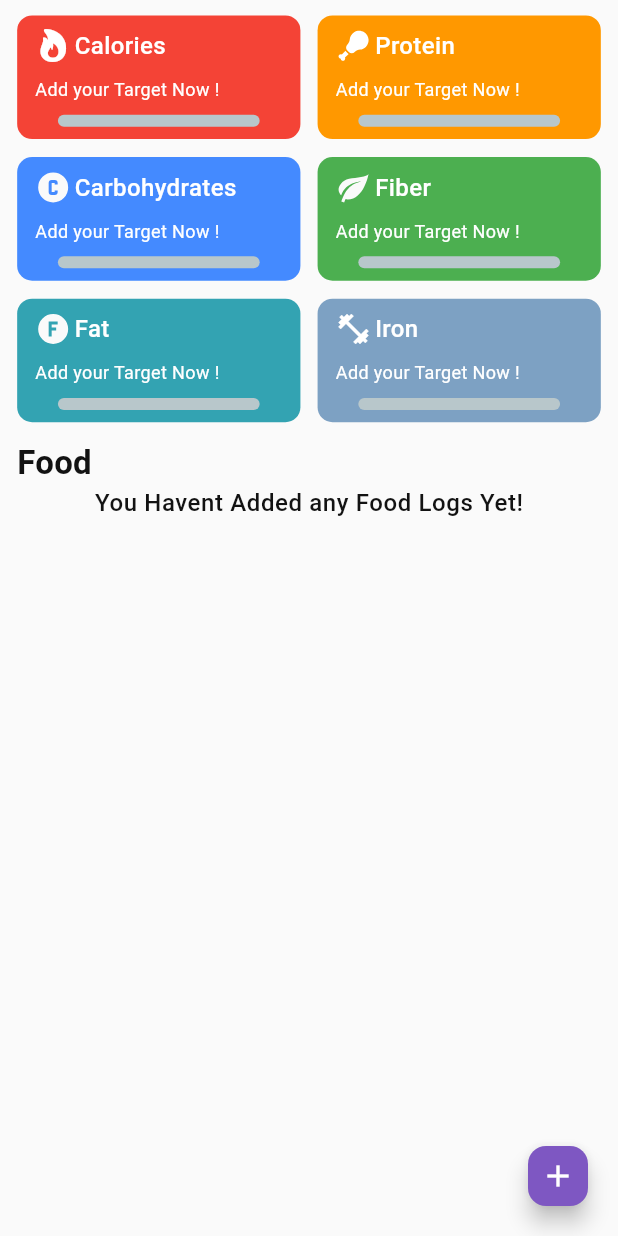
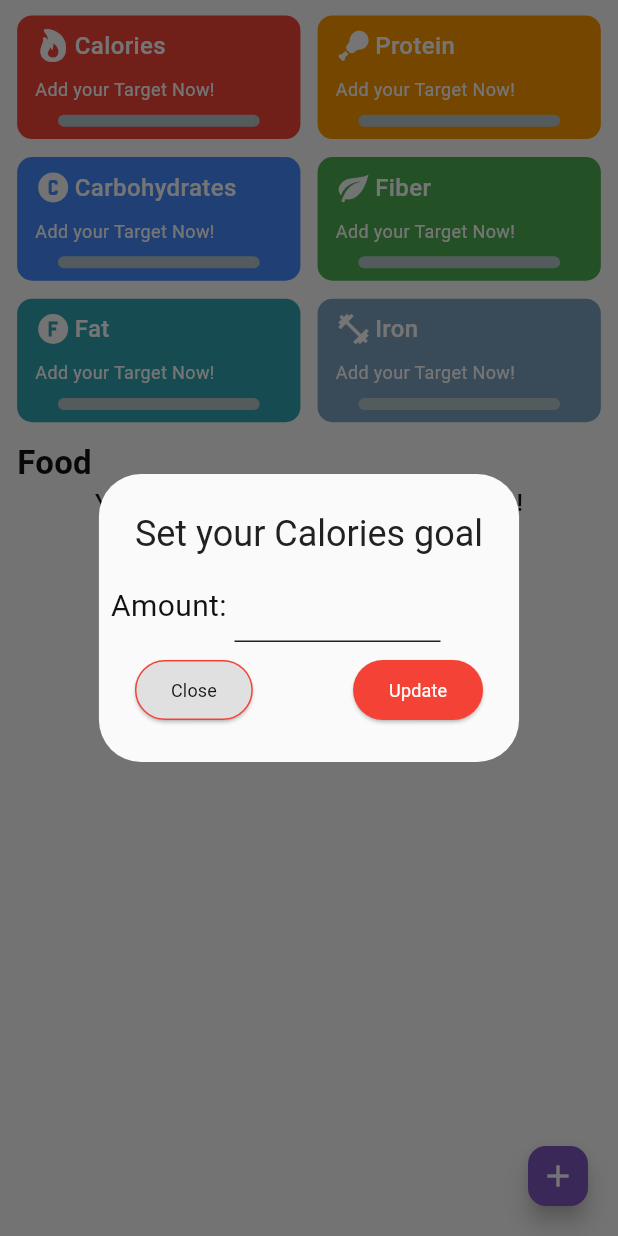
Before and after one commit to AliRaouf/TrackMe-Updated, a Flutter app: the NutritionView screen opened directly, after a tap on "Calories", on a phone screen of 412 x 824 dp. Run offline on Flutter 3.47's test engine with Material 3 defaults, Android fonts, the phone set to English and light mode, and no system bars; drawn by our look-alikes of percent_indicator; our stand-ins replace anim_search_bar, bloc, dartz, dio, equatable, flutter_bloc and 7 more; accounts and stored records are empty.

Commit message:
fixed target nutrition

```diff
--- a/lib/core/styles.dart
+++ b/lib/core/styles.dart
@@ -50,4 +50,6 @@ abstract class TextStyles {
       fontSize: 12,
       color: const Color(0xff121212),
       fontWeight: FontWeight.w400);
+  static final cta18 = GoogleFonts.roboto(
+      fontSize: 18, color: Colors.red, fontWeight: FontWeight.w600);
 }
--- a/lib/core/utils/nutrition_utils.dart
+++ b/lib/core/utils/nutrition_utils.dart
@@ -1,9 +1,11 @@
 class NutritionUtils {
   static String remainingString(int number, int targetnumber) {
-    if (number == 0) {
-      return "Add your Target Now !";
+    if (targetnumber == 0) {
+      return "Add your Target Now!";
+    } else if (number == 0) {
+      return "$targetnumber Remaining";
     } else if (targetnumber - number <= 0) {
-      return "Congrats You Finished it !";
+      return "Congrats You Finished it!";
     } else {
       return "${targetnumber - number} Remaining";
     }
--- a/lib/features/home/presentation/views/widgets/main_feature_button_grid.dart
+++ b/lib/features/home/presentation/views/widgets/main_feature_button_grid.dart
@@ -67,7 +67,7 @@ class _MainFeatureButtonGridState extends State<MainFeatureButtonGrid> {
                   image: "assets/images/exercise.svg",
                 ),
                 MainFeatureButton(
-                  onTap: () async {
+                  onTap: () {
                     if (state is WorkoutPlanSuccess) {
                       if (state.plans.isEmpty) {
                         context.push('/workout');
--- a/lib/features/nutrition/data/helper/nutrition_helper.dart
+++ b/lib/features/nutrition/data/helper/nutrition_helper.dart
@@ -10,13 +10,13 @@ class NutritionHelper {
     return result.map((map) => TargetNutritionModel.fromMap(map)).toList();
   }
 
-  Future<int> updateTargetNutrition(TargetNutritionModel model) async {
+  Future<int> updateSingleValue(int id, String columnName, int newValue) async {
     final db = await DatabaseHelper.instance.database;
     return await db.update(
       'target_nutrition',
-      model.toMap(),
+      {columnName: newValue},
       where: 'id = ?',
-      whereArgs: [model.id],
+      whereArgs: [id],
     );
   }
 }
--- a/lib/features/nutrition/data/models/target_nutrition_model.dart
+++ b/lib/features/nutrition/data/models/target_nutrition_model.dart
@@ -1,7 +1,13 @@
 class TargetNutritionModel {
   final int? id, calories, carbohydrates, fat, protein, fiber, iron;
-  TargetNutritionModel(this.fiber, this.iron,
-      {this.id, this.calories, this.carbohydrates, this.fat, this.protein});
+  TargetNutritionModel(
+      {this.id,
+      this.fiber,
+      this.iron,
+      this.calories,
+      this.carbohydrates,
+      this.fat,
+      this.protein});
   Map<String, dynamic> toMap() {
     return {
       'id': id,
--- a/lib/features/nutrition/data/repo/target_nutrition_repo.dart
+++ b/lib/features/nutrition/data/repo/target_nutrition_repo.dart
@@ -9,7 +9,7 @@ class TargetNutritionRepo {
     return nutritionHelper.getTargetNutrition();
   }
 
-  Future<int> updateTargetNutrition(TargetNutritionModel targetNutrition) {
-    return nutritionHelper.updateTargetNutrition(targetNutrition);
+  Future<int> updateTargetNutrition(int id, String columnName, int newValue) {
+    return nutritionHelper.updateSingleValue(id, columnName, newValue);
   }
 }
--- a/lib/features/nutrition/presentation/bloc/target_nutrition/target_nutrition_cubit.dart
+++ b/lib/features/nutrition/presentation/bloc/target_nutrition/target_nutrition_cubit.dart
@@ -21,10 +21,10 @@ class TargetNutritionCubit extends Cubit<TargetNutritionState> {
   }
 
   Future<void> updateTargetNutrition(
-      TargetNutritionModel targetNutritionModel) async {
+      int id, String columnName, int newValue) async {
     emit(TargetNutritionLoading());
     try {
-      await targetNutritionRepo.updateTargetNutrition(targetNutritionModel);
+      await targetNutritionRepo.updateTargetNutrition(id, columnName, newValue);
       final targetNutrition = await targetNutritionRepo.getTargetNutrition();
       emit(TargetNutritionSuccess(targetNutrition));
     } catch (e) {
--- a/lib/features/nutrition/presentation/views/add_food_log_view.dart
+++ b/lib/features/nutrition/presentation/views/add_food_log_view.dart
@@ -15,7 +15,6 @@ class AddFoodLogView extends StatelessWidget {
         if (state is FoodLogSuccess) {
           Navigator.pop(context);
         } else if (state is FoodLogError) {
-          print(state.errMessage);
           ScaffoldMessenger.of(context).showSnackBar(
             SnackBar(
               content: Text(state.errMessage),
--- a/lib/features/nutrition/presentation/views/nutrition_view.dart
+++ b/lib/features/nutrition/presentation/views/nutrition_view.dart
@@ -11,7 +11,7 @@ class NutritionView extends StatelessWidget {
   Widget build(BuildContext context) {
     return Scaffold(
       floatingActionButton: FloatingActionButton.small(
-          child: Icon(Icons.add),
+          child: const Icon(Icons.add),
           onPressed: () {
             pushScreenWithoutNavBar(context, const AddFoodLogView());
           }),
--- a/lib/features/nutrition/presentation/views/widgets/nutrition_container.dart
+++ b/lib/features/nutrition/presentation/views/widgets/nutrition_container.dart
@@ -1,7 +1,9 @@
 import 'package:flutter/material.dart';
+import 'package:flutter_bloc/flutter_bloc.dart';
 import 'package:flutter_screenutil/flutter_screenutil.dart';
 import 'package:percent_indicator/linear_percent_indicator.dart';
 import 'package:track_me_updated/core/styles.dart';
+import 'package:track_me_updated/features/nutrition/presentation/bloc/target_nutrition/target_nutrition_cubit.dart';
 
 class NutritionContainer extends StatelessWidget {
   const NutritionContainer(
@@ -23,76 +25,92 @@ class NutritionContainer extends StatelessWidget {
     return GestureDetector(
       onTap: () {
         {
-          // showDialog(
-          //     context: context,
-          //     builder: (context) {
-          //       return AlertDialog(
-          //         title: Text(
-          //           "Set your $text goal",
-          //         ),
-          //         content: SingleChildScrollView(
-          //           child: Column(
-          //             crossAxisAlignment: CrossAxisAlignment.start,
-          //             children: [
-          //               Padding(
-          //                 padding: const EdgeInsets.all(8.0),
-          //                 child: Column(
-          //                   children: [
-          //                     Row(
-          //                       mainAxisAlignment: MainAxisAlignment.start,
-          //                       children: [
-          //                         const Text("Amount: "),
-          //                         TextField(
-          //                           keyboardType:
-          //                               const TextInputType.numberWithOptions(
-          //                                   decimal: false),
-          //                           controller: nutritionController,
-          //                           decoration: InputDecoration(
-          //                               constraints: BoxConstraints(
-          //                                   maxWidth: screenWidth * 0.4,
-          //                                   maxHeight: screenHeight * 0.04)),
-          //                         ),
-          //                       ],
-          //                     ),
-          //                   ],
-          //                 ),
-          //               ),
-          //             ],
-          //           ),
-          //         ),
-          //         contentPadding: EdgeInsets.zero,
-          //         actionsAlignment: MainAxisAlignment.spaceBetween,
-          //         actions: [
-          //           ElevatedButton(
-          //               onPressed: () {
-          //                 Navigator.of(context).pop();
-          //               },
-          //               style: ButtonStyle(
-          //                   shape: MaterialStatePropertyAll(
-          //                       RoundedRectangleBorder(
-          //                           borderRadius: BorderRadius.circular(20),
-          //                           side: const BorderSide(color: Colors.red))),
-          //                   backgroundColor:
-          //                       const MaterialStatePropertyAll(Colors.white)),
-          //               child: Text("Close",
-          //                   style: GoogleFonts.itim(color: Colors.red))),
-          //           ElevatedButton(
-          //               onPressed: () async {
-          //                await NutritionCubit.get(context).updateNutritionData(
-          //                     {text: int.parse(nutritionController.text)});
-          //                await NutritionCubit.get(context).receiveNutrition();
-          //                 Navigator.of(context).pop();
-          //               },
-          //               style: const ButtonStyle(
-          //                   backgroundColor:
-          //                       MaterialStatePropertyAll(Colors.red)),
-          //               child: Text(
-          //                 "Update",
-          //                 style: GoogleFonts.itim(color: Colors.white),
-          //               ))
-          //         ],
-          //       );
-          //     });
+          showDialog(
+              context: context,
+              builder: (context) {
+                return AlertDialog(
+                  title: Text(
+                    "Set your $text goal",
+                  ),
+                  content: SingleChildScrollView(
+                    child: Column(
+                      crossAxisAlignment: CrossAxisAlignment.start,
+                      children: [
+                        Padding(
+                          padding: const EdgeInsets.all(8.0),
+                          child: Column(
+                            children: [
+                              Row(
+                                mainAxisAlignment: MainAxisAlignment.start,
+                                children: [
+                                  const Text("Amount: "),
+                                  TextField(
+                                    keyboardType:
+                                        const TextInputType.numberWithOptions(
+                                            decimal: false),
+                                    controller: nutritionController,
+                                    decoration: InputDecoration(
+                                        constraints: BoxConstraints(
+                                            maxWidth: 120.w, maxHeight: 80.h)),
+                                  ),
+                                ],
+                              ),
+                            ],
+                          ),
+                        ),
+                      ],
+                    ),
+                  ),
+                  contentPadding: EdgeInsets.zero,
+                  actionsAlignment: MainAxisAlignment.spaceBetween,
+                  actions: [
+                    ElevatedButton(
+                        onPressed: () {
+                          Navigator.of(context).pop();
+                        },
+                        style: ButtonStyle(
+                            shape: WidgetStatePropertyAll(
+                                RoundedRectangleBorder(
+                                    borderRadius: BorderRadius.circular(20),
+                                    side: const BorderSide(color: Colors.red))),
+                            backgroundColor: WidgetStatePropertyAll(
+                                Theme.of(context).colorScheme.secondary)),
+                        child: Text("Close",
+                            style:
+                                Theme.of(context).brightness == Brightness.dark
+                                    ? TextStyles.body12Dark
+                                    : TextStyles.body12Light)),
+                    BlocBuilder<TargetNutritionCubit, TargetNutritionState>(
+                      builder: (context, state) {
+                        if (state is TargetNutritionSuccess) {
+                          return ElevatedButton(
+                              onPressed: () async {
+                                context
+                                    .read<TargetNutritionCubit>()
+                                    .updateTargetNutrition(
+                                        1,
+                                        text.toLowerCase(),
+                                        int.parse(nutritionController.text))
+                                    .then(
+                                        (value) => Navigator.of(context).pop());
+                              },
+                              style: const ButtonStyle(
+                                  backgroundColor:
+                                      WidgetStatePropertyAll(Colors.red)),
+                              child: Text(
+                                "Update",
+                                style: TextStyles.body12Dark,
+                              ));
+                        } else if (state is TargetNutritionError) {
+                          return const SizedBox.shrink();
+                        } else {
+                          return const CircularProgressIndicator();
+                        }
+                      },
+                    )
+                  ],
+                );
+              });
         }
       },
       child: Container(
--- a/lib/features/nutrition/presentation/views/widgets/nutrition_container_grid.dart
+++ b/lib/features/nutrition/presentation/views/widgets/nutrition_container_grid.dart
@@ -16,6 +16,8 @@ class NutritionContainerGrid extends StatelessWidget {
     return BlocBuilder<TargetNutritionCubit, TargetNutritionState>(
       builder: (context, nutritionState) {
         if (nutritionState is TargetNutritionSuccess) {
+          print(
+              "Target nutrition ${nutritionState.targetNutrition[0].toMap()}");
           return BlocBuilder<FoodLogCubit, FoodLogState>(
             builder: (context, logState) {
               if (logState is FoodLogSuccess) {
--- a/lib/features/workout/presentation/views/workout_plan_view.dart
+++ b/lib/features/workout/presentation/views/workout_plan_view.dart
@@ -1,5 +1,6 @@
 import 'package:flutter/material.dart';
 import 'package:flutter_bloc/flutter_bloc.dart';
+import 'package:go_router/go_router.dart';
 import 'package:track_me_updated/constants.dart';
 import 'package:track_me_updated/core/styles.dart';
 import 'package:track_me_updated/core/theme/themes.dart';
@@ -28,7 +29,9 @@ class _WorkoutPlanViewState extends State<WorkoutPlanView>
                     text: label.name,
                   ))
               .toList();
-          return Theme(
+          return PopScope(
+            onPopInvoked: (didPop) => context.push('/'),
+            child: Theme(
               data: Theme.of(context).brightness == Brightness.dark
                   ? workoutTrackerDarkTheme
                   : workoutTrackerLightTheme,
@@ -54,6 +57,7 @@ class _WorkoutPlanViewState extends State<WorkoutPlanView>
                     ...state.days
                         .map((title) => WorkoutPlanExercises(dayId: title.id!))
                   ])),
+            ),
           );
         } else if (state is WorkoutDayError) {
           return Scaffold(
```
Also changed, not shown: lib/core/utils/food_log_utils.dart (+36 -0 lines), lib/features/home/presentation/views/widgets/workout_container.dart (+21 -2 lines), lib/features/nutrition/presentation/views/widgets/food_log_list.dart (+8 -0 lines). Lines whose indentation alone changed are shown as unchanged.
